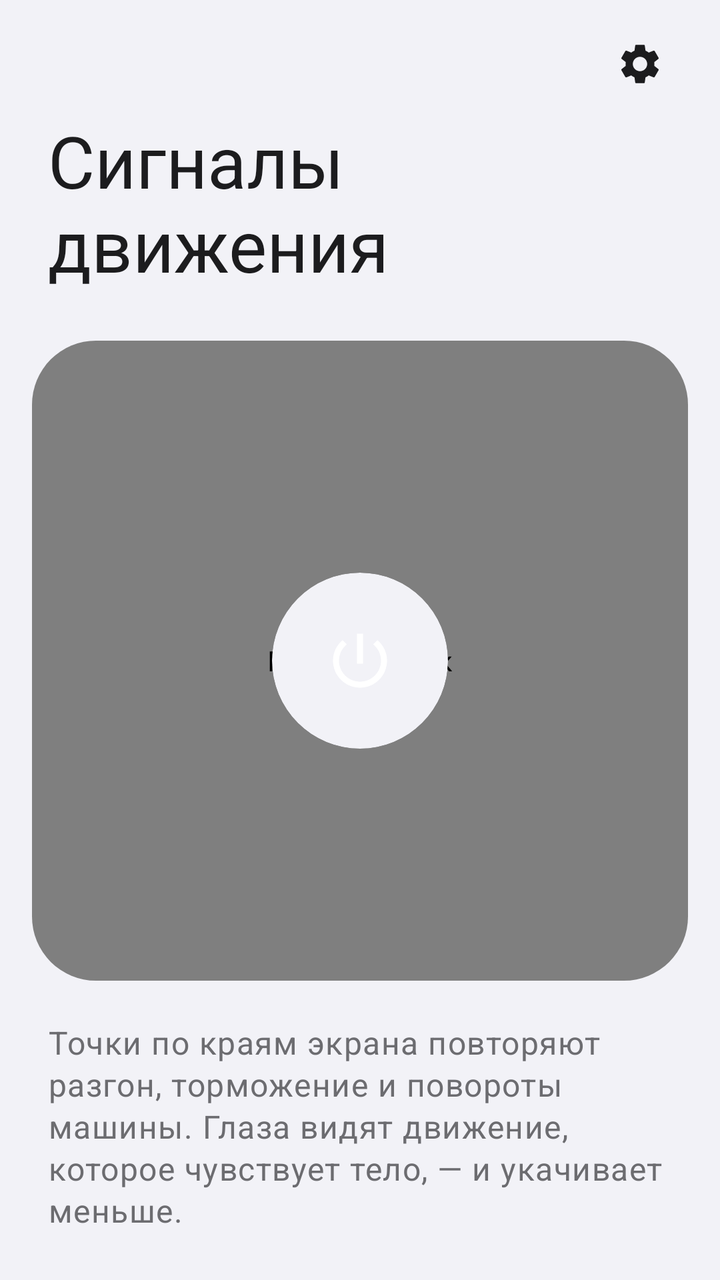
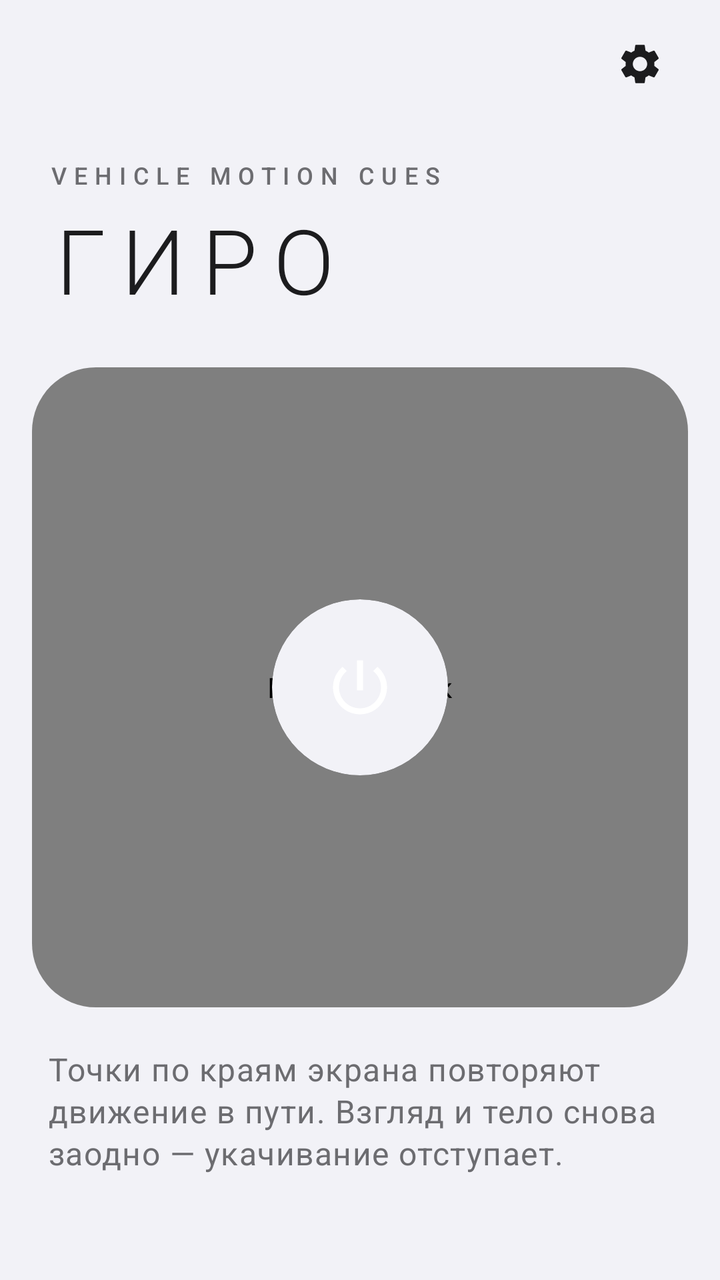

Compare the two renders of this Android layout. The source of the first and the diff that turns it into the second are given below.
<!-- AndroidManifest.xml: application theme Theme.MotionCues -->
<!-- res/layout/activity_main.xml -->
<?xml version="1.0" encoding="utf-8"?>
<ScrollView xmlns:android="http://schemas.android.com/apk/res/android"
    xmlns:app="http://schemas.android.com/apk/res-auto"
    android:id="@+id/root"
    android:layout_width="match_parent"
    android:layout_height="match_parent"
    android:fillViewport="true">

    
    <LinearLayout
        android:layout_width="match_parent"
        android:layout_height="wrap_content"
        android:orientation="vertical"
        android:paddingHorizontal="16dp"
        android:paddingBottom="24dp">

        <ImageButton
            android:id="@+id/settings_button"
            android:layout_width="48dp"
            android:layout_height="48dp"
            android:layout_gravity="end"
            android:layout_marginTop="8dp"
            android:background="?attr/actionBarItemBackground"
            android:contentDescription="@string/settings_title"
            android:src="@drawable/ic_settings" />

        <Space
            android:layout_width="match_parent"
            android:layout_height="0dp"
            android:layout_weight="45" />

        <TextView
            android:layout_width="match_parent"
            android:layout_height="wrap_content"
            android:paddingHorizontal="8dp"
            android:text="@string/app_name"
            android:textAppearance="?attr/textAppearanceDisplaySmall"
            android:textColor="?attr/colorOnSurface" />

        
        <com.google.android.material.card.MaterialCardView
            style="@style/Widget.MotionCues.Card"
            android:layout_width="match_parent"
            android:layout_height="320dp"
            android:layout_marginTop="24dp"
            app:cardCornerRadius="32dp">

            <com.motioncues.app.overlay.CuePreviewView
                android:id="@+id/preview"
                android:layout_width="match_parent"
                android:layout_height="match_parent"
                android:contentDescription="@string/preview_description" />

            <com.google.android.material.card.MaterialCardView
                android:id="@+id/power_button"
                android:layout_width="88dp"
                android:layout_height="88dp"
                android:layout_gravity="center"
                android:clickable="true"
                android:focusable="true"
                android:hapticFeedbackEnabled="false"
                app:cardCornerRadius="44dp"
                app:cardElevation="0dp"
                app:strokeWidth="0dp">

                <ImageView
                    android:id="@+id/power_icon"
                    android:layout_width="36dp"
                    android:layout_height="36dp"
                    android:layout_gravity="center"
                    android:importantForAccessibility="no"
                    android:src="@drawable/ic_power" />

            </com.google.android.material.card.MaterialCardView>

        </com.google.android.material.card.MaterialCardView>

        <TextView
            android:id="@+id/cues_summary"
            android:layout_width="match_parent"
            android:layout_height="wrap_content"
            android:layout_marginTop="20dp"
            android:lineSpacingMultiplier="1.1"
            android:paddingHorizontal="8dp"
            android:text="@string/cues_summary"
            android:textAppearance="?attr/textAppearanceBodyLarge"
            android:textColor="?attr/colorOnSurfaceVariant" />

        <Space
            android:layout_width="match_parent"
            android:layout_height="0dp"
            android:layout_weight="55" />

    </LinearLayout>

</ScrollView>
<!-- resources referenced by this layout -->
<resources>
  <!-- drawable ic_power (drawable) -->
  <?xml version="1.0" encoding="utf-8"?>
  <vector xmlns:android="http://schemas.android.com/apk/res/android"
      android:width="24dp"
      android:height="24dp"
      android:viewportWidth="24"
      android:viewportHeight="24">
      <path
          android:fillColor="@android:color/white"
          android:pathData="M13,3h-2v10h2V3zM17.83,5.17l-1.42,1.42C17.99,7.86 19,9.81 19,12c0,3.87 -3.13,7 -7,7s-7,-3.13 -7,-7c0,-2.19 1.01,-4.14 2.58,-5.42L6.17,5.17C4.23,6.82 3,9.26 3,12c0,4.97 4.03,9 9,9s9,-4.03 9,-9c0,-2.74 -1.23,-5.18 -3.17,-6.83z" />
  </vector>
  <!-- drawable ic_settings (drawable) -->
  <?xml version="1.0" encoding="utf-8"?>
  <vector xmlns:android="http://schemas.android.com/apk/res/android"
      android:width="24dp"
      android:height="24dp"
      android:tint="?attr/colorOnSurface"
      android:viewportWidth="24"
      android:viewportHeight="24">
      <path
          android:fillColor="@android:color/white"
          android:pathData="M19.14,12.94c0.04,-0.3 0.06,-0.61 0.06,-0.94c0,-0.32 -0.02,-0.64 -0.07,-0.94l2.03,-1.58c0.18,-0.14 0.23,-0.41 0.12,-0.61l-1.92,-3.32c-0.12,-0.22 -0.37,-0.29 -0.59,-0.22l-2.39,0.96c-0.5,-0.38 -1.03,-0.7 -1.62,-0.94L14.4,2.81c-0.04,-0.24 -0.24,-0.41 -0.48,-0.41h-3.84c-0.24,0 -0.43,0.17 -0.47,0.41L9.25,5.35C8.66,5.59 8.12,5.92 7.63,6.29L5.24,5.33c-0.22,-0.08 -0.47,0 -0.59,0.22L2.74,8.87C2.62,9.08 2.66,9.34 2.86,9.48l2.03,1.58C4.84,11.36 4.8,11.69 4.8,12s0.02,0.64 0.07,0.94l-2.03,1.58c-0.18,0.14 -0.23,0.41 -0.12,0.61l1.92,3.32c0.12,0.22 0.37,0.29 0.59,0.22l2.39,-0.96c0.5,0.38 1.03,0.7 1.62,0.94l0.36,2.54c0.05,0.24 0.24,0.41 0.48,0.41h3.84c0.24,0 0.44,-0.17 0.47,-0.41l0.36,-2.54c0.59,-0.24 1.13,-0.56 1.62,-0.94l2.39,0.96c0.22,0.08 0.47,0 0.59,-0.22l1.92,-3.32c0.12,-0.22 0.07,-0.47 -0.12,-0.61L19.14,12.94zM12,15.6c-1.98,0 -3.6,-1.62 -3.6,-3.6s1.62,-3.6 3.6,-3.6s3.6,1.62 3.6,3.6S13.98,15.6 12,15.6z" />
  </vector>
  <string name="app_name">Сигналы движения</string>
  <string name="cues_summary">Точки по краям экрана повторяют разгон, торможение и повороты машины. Глаза видят движение, которое чувствует тело, — и укачивает меньше.</string>
  <string name="preview_description">Превью точек</string>
  <string name="settings_title">Настройки</string>
  <style name="Widget.MotionCues.Card" parent="Widget.Material3.CardView.Filled">
          <item name="cardBackgroundColor">?attr/colorSurfaceContainer</item>
          <item name="cardCornerRadius">24dp</item>
          <item name="cardElevation">0dp</item>
          <item name="strokeWidth">0dp</item>
      </style>
  <color name="mc_primary">#FF1C1C1E</color>
  <color name="mc_on_primary">#FFFFFFFF</color>
  <color name="mc_primary_container">#FFE5E5EA</color>
  <color name="mc_on_primary_container">#FF1C1C1E</color>
  <color name="mc_secondary">#FF636366</color>
  <color name="mc_on_secondary">#FFFFFFFF</color>
  <color name="mc_secondary_container">#FFE5E5EA</color>
  <color name="mc_on_secondary_container">#FF1C1C1E</color>
  <color name="mc_surface">#FFF2F2F7</color>
  <color name="mc_on_surface">#FF1C1C1E</color>
  <color name="mc_on_surface_variant">#FF6C6C70</color>
  <color name="mc_surface_container_lowest">#FFFFFFFF</color>
  <color name="mc_surface_container_low">#FFFAFAFC</color>
  <color name="mc_surface_container">#FFFFFFFF</color>
  <color name="mc_surface_container_high">#FFEDEDF2</color>
  <color name="mc_surface_container_highest">#FFE5E5EA</color>
  <color name="mc_outline">#FF8E8E93</color>
  <color name="mc_outline_variant">#FFD1D1D6</color>
  <!-- unchanged entries left out for length: 1 -->
</resources>

<!-- the commit's change to res/layout/activity_main.xml (unified diff, before → after) -->
@@ -29,12 +29,26 @@
             android:layout_height="0dp"
             android:layout_weight="45" />
 
+        
         <TextView
             android:layout_width="match_parent"
             android:layout_height="wrap_content"
+            android:letterSpacing="0.3"
+            android:paddingHorizontal="8dp"
+            android:text="@string/app_overline"
+            android:textAppearance="?attr/textAppearanceLabelMedium"
+            android:textColor="?attr/colorOnSurfaceVariant" />
+
+        <TextView
+            android:layout_width="match_parent"
+            android:layout_height="wrap_content"
+            android:layout_marginTop="4dp"
+            android:fontFamily="sans-serif-light"
+            android:letterSpacing="0.18"
             android:paddingHorizontal="8dp"
             android:text="@string/app_name"
-            android:textAppearance="?attr/textAppearanceDisplaySmall"
+            android:textAllCaps="true"
+            android:textAppearance="?attr/textAppearanceDisplayMedium"
             android:textColor="?attr/colorOnSurface" />
 
         
<!-- resource entries referenced after the edit -->
@@ -23,8 +23,9 @@
           android:fillColor="@android:color/white"
           android:pathData="M19.14,12.94c0.04,-0.3 0.06,-0.61 0.06,-0.94c0,-0.32 -0.02,-0.64 -0.07,-0.94l2.03,-1.58c0.18,-0.14 0.23,-0.41 0.12,-0.61l-1.92,-3.32c-0.12,-0.22 -0.37,-0.29 -0.59,-0.22l-2.39,0.96c-0.5,-0.38 -1.03,-0.7 -1.62,-0.94L14.4,2.81c-0.04,-0.24 -0.24,-0.41 -0.48,-0.41h-3.84c-0.24,0 -0.43,0.17 -0.47,0.41L9.25,5.35C8.66,5.59 8.12,5.92 7.63,6.29L5.24,5.33c-0.22,-0.08 -0.47,0 -0.59,0.22L2.74,8.87C2.62,9.08 2.66,9.34 2.86,9.48l2.03,1.58C4.84,11.36 4.8,11.69 4.8,12s0.02,0.64 0.07,0.94l-2.03,1.58c-0.18,0.14 -0.23,0.41 -0.12,0.61l1.92,3.32c0.12,0.22 0.37,0.29 0.59,0.22l2.39,-0.96c0.5,0.38 1.03,0.7 1.62,0.94l0.36,2.54c0.05,0.24 0.24,0.41 0.48,0.41h3.84c0.24,0 0.44,-0.17 0.47,-0.41l0.36,-2.54c0.59,-0.24 1.13,-0.56 1.62,-0.94l2.39,0.96c0.22,0.08 0.47,0 0.59,-0.22l1.92,-3.32c0.12,-0.22 0.07,-0.47 -0.12,-0.61L19.14,12.94zM12,15.6c-1.98,0 -3.6,-1.62 -3.6,-3.6s1.62,-3.6 3.6,-3.6s3.6,1.62 3.6,3.6S13.98,15.6 12,15.6z" />
   </vector>
-  <string name="app_name">Сигналы движения</string>
-  <string name="cues_summary">Точки по краям экрана повторяют разгон, торможение и повороты машины. Глаза видят движение, которое чувствует тело, — и укачивает меньше.</string>
+  <string name="app_name">Гиро</string>
+  <string name="app_overline" translatable="false">VEHICLE MOTION CUES</string>
+  <string name="cues_summary">Точки по краям экрана повторяют движение в пути. Взгляд и тело снова заодно — укачивание отступает.</string>
   <string name="preview_description">Превью точек</string>
   <string name="settings_title">Настройки</string>
   <style name="Widget.MotionCues.Card" parent="Widget.Material3.CardView.Filled">
